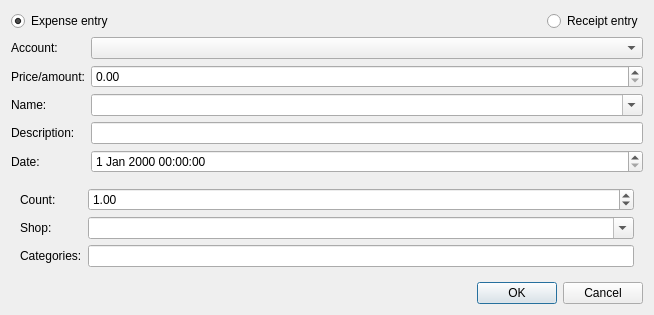
Above: src/plugins/poleemery/operationpropsdialog.ui from 0xd34df00d/leechcraft before the change. Below: the same form after it.
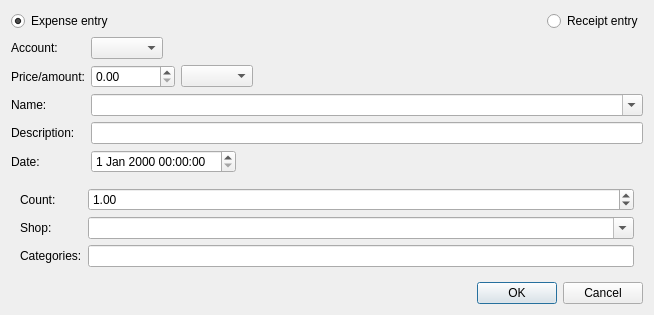
That is the form after the change. Custom widgets are drawn as their Qt base class.

Commit message: PY: support arbitrary currencies in entry dlg.

Patch:
```diff
--- a/src/plugins/poleemery/operationpropsdialog.ui
+++ b/src/plugins/poleemery/operationpropsdialog.ui
@@ -7,7 +7,7 @@
     <x>0</x>
     <y>0</y>
     <width>654</width>
-    <height>299</height>
+    <height>301</height>
    </rect>
   </property>
   <property name="windowTitle">
@@ -50,6 +50,9 @@
    </item>
    <item>
     <layout class="QFormLayout" name="formLayout">
+     <property name="fieldGrowthPolicy">
+      <enum>QFormLayout::ExpandingFieldsGrow</enum>
+     </property>
      <item row="0" column="0">
       <widget class="QLabel" name="label">
        <property name="text">
@@ -68,12 +71,19 @@
       </widget>
      </item>
      <item row="1" column="1">
+      <layout class="QHBoxLayout" name="horizontalLayout_2">
+       <item>
       <widget class="QDoubleSpinBox" name="Amount_">
        <property name="maximum">
         <double>99999999.000000000000000</double>
        </property>
       </widget>
      </item>
+       <item>
+        <widget class="QComboBox" name="AmountCurrency_"/>
+       </item>
+      </layout>
+     </item>
      <item row="2" column="0">
       <widget class="QLabel" name="label_3">
        <property name="text">
```
Left out of the diff: 33 changed lines with no effect on the pictures. Lines whose indentation alone changed are shown as unchanged. The commit also changes 1 other file.
